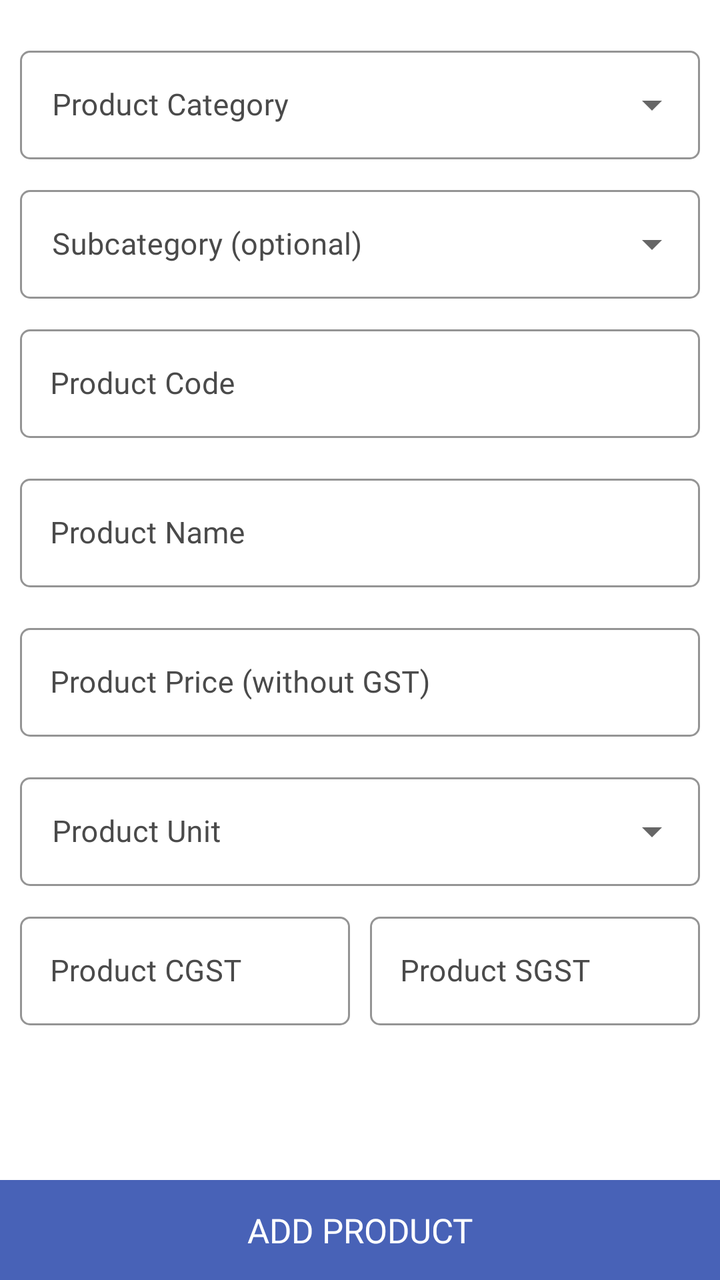
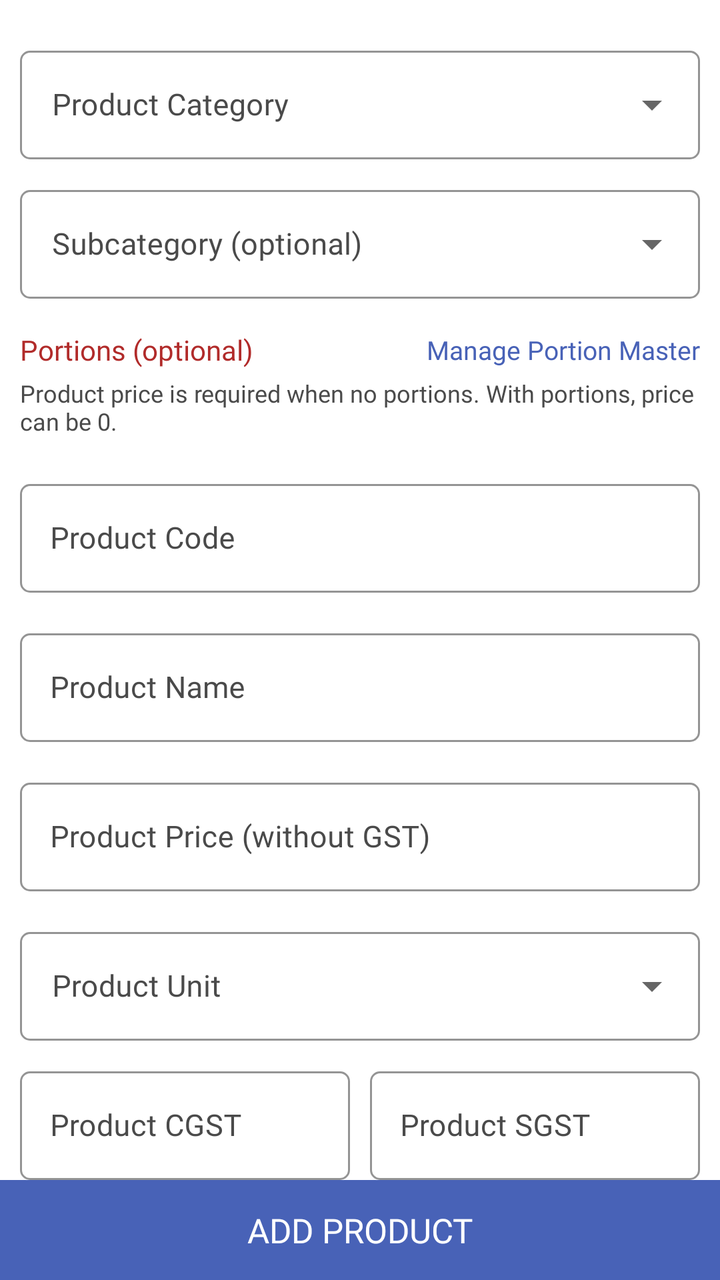

An Android layout rendered at two revisions. The XML below is the earlier revision; the diff shows what the commit changed to produce the second picture.
<!-- AndroidManifest.xml: application theme AppTheme -->
<!-- res/layout/fragment_add_customer_product.xml -->
<?xml version="1.0" encoding="utf-8"?>
<RelativeLayout xmlns:android="http://schemas.android.com/apk/res/android"
    xmlns:app="http://schemas.android.com/apk/res-auto"
    xmlns:tools="http://schemas.android.com/tools"
    android:layout_width="match_parent"
    android:layout_height="match_parent"
    tools:context=".Fragment.AddCustomerProduct">

    <androidx.core.widget.NestedScrollView
        android:layout_width="match_parent"
        android:layout_height="match_parent"
        android:layout_above="@+id/addProduct">

        <LinearLayout
            android:layout_width="match_parent"
            android:layout_height="match_parent"
            android:orientation="vertical"
            android:padding="10dp">

            <com.google.android.material.textfield.TextInputLayout
                style="@style/CustomDropDownTilStyle"
                android:layout_marginTop="10dp"
                android:hint="Product Category">

                <AutoCompleteTextView
                    android:id="@+id/categorySpinner"
                    android:layout_width="match_parent"
                    android:layout_height="wrap_content"
                    android:focusable="false"
                    android:fontFamily="@font/poppinsregular"
                    android:inputType="none"
                    android:singleLine="true"
                    android:textSize="15sp" />

            </com.google.android.material.textfield.TextInputLayout>

            <com.google.android.material.textfield.TextInputLayout
                style="@style/CustomDropDownTilStyle"
                android:layout_marginTop="10dp"
                android:hint="Subcategory (optional)">

                <AutoCompleteTextView
                    android:id="@+id/subcategorySpinner"
                    android:layout_width="match_parent"
                    android:layout_height="wrap_content"
                    android:focusable="false"
                    android:fontFamily="@font/poppinsregular"
                    android:inputType="none"
                    android:singleLine="true"
                    android:textSize="15sp" />

            </com.google.android.material.textfield.TextInputLayout>

            <com.google.android.material.textfield.TextInputLayout
                android:id="@+id/productCodeLayout"
                style="@style/Widget.MaterialComponents.TextInputLayout.OutlinedBox"
                android:layout_width="match_parent"
                android:layout_height="wrap_content"
                android:layout_gravity="center"
                android:layout_marginTop="10dp"
                android:layout_marginBottom="5dp"
                android:gravity="center"
                android:textColorHint="@color/light_black"
                app:boxCornerRadiusBottomEnd="5dp"
                app:boxCornerRadiusBottomStart="5dp"
                app:boxCornerRadiusTopEnd="5dp"
                app:boxCornerRadiusTopStart="5dp"
                app:boxStrokeColor="@color/light_black">

                <com.google.android.material.textfield.TextInputEditText
                    android:id="@+id/productCode"
                    android:layout_width="match_parent"
                    android:layout_height="wrap_content"
                    android:digits="0123456789"
                    android:drawableTint="@color/light_black"
                    android:fontFamily="@font/poppinsregular"
                    android:hint="Product Code"
                    android:imeOptions="actionNext"
                    android:inputType="numberDecimal"
                    android:paddingStart="15dp"
                    android:paddingEnd="10dp"
                    android:singleLine="true"
                    android:textColor="@color/black"
                    android:textColorHint="@color/light_black"
                    android:textSize="15sp" />

            </com.google.android.material.textfield.TextInputLayout>

            <com.google.android.material.textfield.TextInputLayout
                android:id="@+id/productNameLayout"
                style="@style/Widget.MaterialComponents.TextInputLayout.OutlinedBox"
                android:layout_width="match_parent"
                android:layout_height="wrap_content"
                android:layout_gravity="center"
                android:layout_marginTop="10dp"
                android:layout_marginBottom="5dp"
                android:gravity="center"
                android:textColorHint="@color/light_black"
                app:boxCornerRadiusBottomEnd="5dp"
                app:boxCornerRadiusBottomStart="5dp"
                app:boxCornerRadiusTopEnd="5dp"
                app:boxCornerRadiusTopStart="5dp"
                app:boxStrokeColor="@color/light_black">

                <com.google.android.material.textfield.TextInputEditText
                    android:id="@+id/productName"
                    android:layout_width="match_parent"
                    android:layout_height="wrap_content"
                    android:drawableTint="@color/light_black"
                    android:fontFamily="@font/poppinsregular"
                    android:hint="Product Name"
                    android:imeOptions="actionNext"
                    android:inputType="textCapWords"
                    android:paddingStart="15dp"
                    android:paddingEnd="10dp"
                    android:singleLine="true"
                    android:textColor="@color/black"
                    android:textColorHint="@color/light_black"
                    android:textSize="15sp" />

            </com.google.android.material.textfield.TextInputLayout>

            <com.google.android.material.textfield.TextInputLayout
                android:id="@+id/productPriceLayout"
                style="@style/Widget.MaterialComponents.TextInputLayout.OutlinedBox"
                android:layout_width="match_parent"
                android:layout_height="wrap_content"
                android:layout_gravity="center"
                android:layout_marginTop="10dp"
                android:layout_marginBottom="5dp"
                android:gravity="center"
                android:textColorHint="@color/light_black"
                app:boxCornerRadiusBottomEnd="5dp"
                app:boxCornerRadiusBottomStart="5dp"
                app:boxCornerRadiusTopEnd="5dp"
                app:boxCornerRadiusTopStart="5dp"
                app:boxStrokeColor="@color/light_black">

                <com.google.android.material.textfield.TextInputEditText
                    android:id="@+id/productPrice"
                    android:layout_width="match_parent"
                    android:layout_height="wrap_content"
                    android:drawableTint="@color/light_black"
                    android:fontFamily="@font/poppinsregular"
                    android:hint="Product Price (without GST)"
                    android:imeOptions="actionDone"
                    android:inputType="numberDecimal"
                    android:paddingStart="15dp"
                    android:paddingEnd="10dp"
                    android:singleLine="true"
                    android:textColor="@color/black"
                    android:textColorHint="@color/light_black"
                    android:textSize="15sp" />

            </com.google.android.material.textfield.TextInputLayout>

            <com.google.android.material.textfield.TextInputLayout
                style="@style/CustomDropDownTilStyle"
                android:layout_marginTop="10dp"
                android:hint="Product Unit">

                <AutoCompleteTextView
                    android:id="@+id/unitSpinner"
                    android:layout_width="match_parent"
                    android:layout_height="wrap_content"
                    android:focusable="false"
                    android:fontFamily="@font/poppinsregular"
                    android:inputType="none"
                    android:singleLine="true"
                    android:textSize="15sp" />

            </com.google.android.material.textfield.TextInputLayout>

            <LinearLayout
                android:layout_width="match_parent"
                android:layout_height="wrap_content"
                android:layout_marginTop="10dp"
                android:layout_marginBottom="10dp"
                android:orientation="horizontal">

                <com.google.android.material.textfield.TextInputLayout
                    android:id="@+id/productCGSTLayout"
                    style="@style/Widget.MaterialComponents.TextInputLayout.OutlinedBox"
                    android:layout_width="match_parent"
                    android:layout_height="wrap_content"
                    android:layout_gravity="center"
                    android:layout_marginEnd="5dp"
                    android:layout_weight="1"
                    android:gravity="center"
                    android:textColorHint="@color/light_black"
                    app:boxCornerRadiusBottomEnd="5dp"
                    app:boxCornerRadiusBottomStart="5dp"
                    app:boxCornerRadiusTopEnd="5dp"
                    app:boxCornerRadiusTopStart="5dp"
                    app:boxStrokeColor="@color/light_black">

                    <com.google.android.material.textfield.TextInputEditText
                        android:id="@+id/productCGST"
                        android:layout_width="match_parent"
                        android:layout_height="wrap_content"
                        android:drawableTint="@color/light_black"
                        android:fontFamily="@font/poppinsregular"
                        android:hint="Product CGST"
                        android:imeOptions="actionNext"
                        android:inputType="numberDecimal"
                        android:paddingStart="15dp"
                        android:paddingEnd="10dp"
                        android:singleLine="true"
                        android:textColor="@color/black"
                        android:textColorHint="@color/light_black"
                        android:textSize="15sp" />

                </com.google.android.material.textfield.TextInputLayout>

                <com.google.android.material.textfield.TextInputLayout
                    android:id="@+id/productSGSTLayout"
                    style="@style/Widget.MaterialComponents.TextInputLayout.OutlinedBox"
                    android:layout_width="match_parent"
                    android:layout_height="wrap_content"
                    android:layout_gravity="center"
                    android:layout_marginStart="5dp"
                    android:layout_weight="1"
                    android:gravity="center"
                    android:textColorHint="@color/light_black"
                    app:boxCornerRadiusBottomEnd="5dp"
                    app:boxCornerRadiusBottomStart="5dp"
                    app:boxCornerRadiusTopEnd="5dp"
                    app:boxCornerRadiusTopStart="5dp"
                    app:boxStrokeColor="@color/light_black">

                    <com.google.android.material.textfield.TextInputEditText
                        android:id="@+id/productSGST"
                        android:layout_width="match_parent"
                        android:layout_height="wrap_content"
                        android:drawableTint="@color/light_black"
                        android:fontFamily="@font/poppinsregular"
                        android:hint="Product SGST"
                        android:imeOptions="actionDone"
                        android:inputType="numberDecimal"
                        android:paddingStart="15dp"
                        android:paddingEnd="10dp"
                        android:singleLine="true"
                        android:textColor="@color/black"
                        android:textColorHint="@color/light_black"
                        android:textSize="15sp" />

                </com.google.android.material.textfield.TextInputLayout>

            </LinearLayout>

        </LinearLayout>

    </androidx.core.widget.NestedScrollView>

    <TextView
        android:id="@+id/addProduct"
        android:layout_width="match_parent"
        android:layout_height="50dp"
        android:layout_alignParentBottom="true"
        android:layout_gravity="center"
        android:background="@color/colorPrimary"
        android:fontFamily="@font/poppinsmedium"
        android:gravity="center"
        android:text="Add Product"
        android:textAllCaps="true"
        android:textColor="@color/white"
        android:textSize="17sp" />

</RelativeLayout>
<!-- resources referenced by this layout -->
<resources>
  <color name="black">#000</color>
  <color name="colorPrimary">#4862b7</color>
  <color name="light_black">#4a4a4a</color>
  <color name="white">#fff</color>
  <style name="CustomDropDownTilStyle" parent="Widget.MaterialComponents.TextInputLayout.OutlinedBox.ExposedDropdownMenu">
          <item name="android:layout_width">match_parent</item>
          <item name="android:layout_height">wrap_content</item>
          <item name="android:textColorHint">@color/light_black</item>
          <item name="fontFamily">@font/poppinsregular</item>
          <item name="android:textSize">15sp</item>
          <item name="overlapAnchor">true</item>
          <item name="hintTextColor">@color/colorAccent</item>
          <item name="boxStrokeColor">@color/colorAccent</item>
          <item name="colorControlNormal">@color/colorAccent</item>
          <item name="colorControlActivated">@color/colorAccent</item>
          <item name="colorControlHighlight">@color/colorAccent</item>
          <item name="boxCornerRadiusBottomEnd">5dp</item>
          <item name="boxCornerRadiusBottomStart">5dp</item>
          <item name="boxCornerRadiusTopEnd">5dp</item>
          <item name="boxCornerRadiusTopStart">5dp</item>
      </style>
  <style name="AppTheme" parent="Theme.MaterialComponents.DayNight.NoActionBar">
          
          <item name="colorPrimary">@color/colorPrimary</item>
          <item name="colorPrimaryDark">@color/colorPrimary</item>
          <item name="colorAccent">@color/colorAccent</item>
          <item name="android:windowIsTranslucent">true</item>
          <item name="windowNoTitle">true</item>
          <item name="windowActionBar">false</item>
  
      </style>
  <color name="colorAccent">#000</color>
</resources>

<!-- the commit's change to res/layout/fragment_add_customer_product.xml (unified diff, before → after) -->
@@ -50,6 +50,10 @@
                     android:textSize="15sp" />
 
             </com.google.android.material.textfield.TextInputLayout>
+
+            <include
+                android:id="@+id/productPortionSectionInclude"
+                layout="@layout/include_product_portion_section" />
 
             <com.google.android.material.textfield.TextInputLayout
                 android:id="@+id/productCodeLayout"
@@ -267,3 +271,157 @@
         android:textSize="17sp" />
 
 </RelativeLayout>
+<!-- res/layout/include_product_portion_section.xml (included above) -->
+<?xml version="1.0" encoding="utf-8"?>
+<LinearLayout xmlns:android="http://schemas.android.com/apk/res/android"
+    xmlns:app="http://schemas.android.com/apk/res-auto"
+    android:id="@+id/productPortionSection"
+    android:layout_width="match_parent"
+    android:layout_height="wrap_content"
+    android:orientation="vertical"
+    android:paddingTop="8dp"
+    android:paddingBottom="8dp">
+
+    <RelativeLayout
+        android:layout_width="match_parent"
+        android:layout_height="wrap_content"
+        android:layout_marginTop="8dp">
+
+        <TextView
+            android:layout_width="wrap_content"
+            android:layout_height="wrap_content"
+            android:layout_alignParentStart="true"
+            android:layout_centerVertical="true"
+            android:fontFamily="@font/poppinsregular"
+            android:text="Portions (optional)"
+            android:textColor="@color/textcolor" />
+
+        <TextView
+            android:id="@+id/managePortionMasterLink"
+            android:layout_width="wrap_content"
+            android:layout_height="wrap_content"
+            android:layout_alignParentEnd="true"
+            android:layout_centerVertical="true"
+            android:fontFamily="@font/poppinsmedium"
+            android:text="Manage Portion Master"
+            android:textColor="@color/colorPrimary"
+            android:textSize="13sp" />
+
+    </RelativeLayout>
+
+    <TextView
+        android:id="@+id/portionSectionHint"
+        android:layout_width="match_parent"
+        android:layout_height="wrap_content"
+        android:layout_marginTop="4dp"
+        android:fontFamily="@font/poppinsregular"
+        android:text="Product price is required when no portions. With portions, price can be 0."
+        android:textColor="@color/light_black"
+        android:textSize="12sp" />
+
+    <LinearLayout
+        android:id="@+id/portionMasterPickerSection"
+        android:layout_width="match_parent"
+        android:layout_height="wrap_content"
+        android:layout_marginTop="8dp"
+        android:orientation="vertical"
+        android:visibility="gone">
+
+        <com.google.android.material.textfield.TextInputLayout
+            style="@style/CustomDropDownTilStyle"
+            android:layout_width="match_parent"
+            android:layout_height="wrap_content"
+            android:hint="Select Portion Master">
+
+            <AutoCompleteTextView
+                android:id="@+id/portionMasterSpinner"
+                android:layout_width="match_parent"
+                android:layout_height="wrap_content"
+                android:focusable="false"
+                android:fontFamily="@font/poppinsregular"
+                android:inputType="none"
+                android:singleLine="true"
+                android:textSize="15sp" />
+
+        </com.google.android.material.textfield.TextInputLayout>
+
+        <com.google.android.material.textfield.TextInputLayout
+            style="@style/Widget.MaterialComponents.TextInputLayout.OutlinedBox"
+            android:layout_width="match_parent"
+            android:layout_height="wrap_content"
+            android:layout_marginTop="8dp"
+            app:boxStrokeColor="@color/light_black">
+
+            <com.google.android.material.textfield.TextInputEditText
+                android:id="@+id/inlinePortionPrice"
+                android:layout_width="match_parent"
+                android:layout_height="wrap_content"
+                android:fontFamily="@font/poppinsregular"
+                android:hint="Portion Price"
+                android:inputType="numberDecimal"
+                android:singleLine="true"
+                android:textColor="@color/black"
+                android:textSize="15sp" />
+
+        </com.google.android.material.textfield.TextInputLayout>
+
+        <TextView
+            android:id="@+id/addInlinePortion"
+            android:layout_width="match_parent"
+            android:layout_height="40dp"
+            android:layout_marginTop="10dp"
+            android:background="@color/textcolor"
+            android:fontFamily="@font/poppinsmedium"
+            android:gravity="center"
+            android:text="Add Portion"
+            android:textAllCaps="true"
+            android:textColor="@color/white"
+            android:textSize="14sp" />
+
+    </LinearLayout>
+
+    <TextView
+        android:id="@+id/noPortionMasterHint"
+        android:layout_width="match_parent"
+        android:layout_height="wrap_content"
+        android:layout_marginTop="8dp"
+        android:fontFamily="@font/poppinsregular"
+        android:text="No portion masters yet. Tap Manage Portion Master to add names first."
+        android:textColor="@color/light_black"
+        android:textSize="12sp"
+        android:visibility="gone" />
+
+    <androidx.cardview.widget.CardView
+        android:id="@+id/inlinePortionListCard"
+        android:layout_width="match_parent"
+        android:layout_height="wrap_content"
+        android:layout_marginTop="10dp"
+        android:visibility="gone"
+        app:cardCornerRadius="5dp"
+        app:cardElevation="4dp">
+
+        <LinearLayout
+            android:layout_width="match_parent"
+            android:layout_height="wrap_content"
+            android:orientation="vertical"
+            android:padding="8dp">
+
+            <TextView
+                android:layout_width="wrap_content"
+                android:layout_height="wrap_content"
+                android:layout_gravity="center"
+                android:fontFamily="@font/poppinsbold"
+                android:text="PORTIONS FOR THIS PRODUCT"
+                android:textColor="@color/textcolor" />
+
+            <androidx.recyclerview.widget.RecyclerView
+                android:id="@+id/inlinePortionRecyclerview"
+                android:layout_width="match_parent"
+                android:layout_height="wrap_content"
+                android:nestedScrollingEnabled="false" />
+
+        </LinearLayout>
+
+    </androidx.cardview.widget.CardView>
+
+</LinearLayout>
<!-- resource entries referenced after the edit -->
@@ -3,6 +3,7 @@
   <color name="black">#000</color>
   <color name="colorPrimary">#4862b7</color>
   <color name="light_black">#4a4a4a</color>
+  <color name="textcolor">#b12b2a</color>
   <color name="white">#fff</color>
   <style name="CustomDropDownTilStyle" parent="Widget.MaterialComponents.TextInputLayout.OutlinedBox.ExposedDropdownMenu">
           <item name="android:layout_width">match_parent</item>
